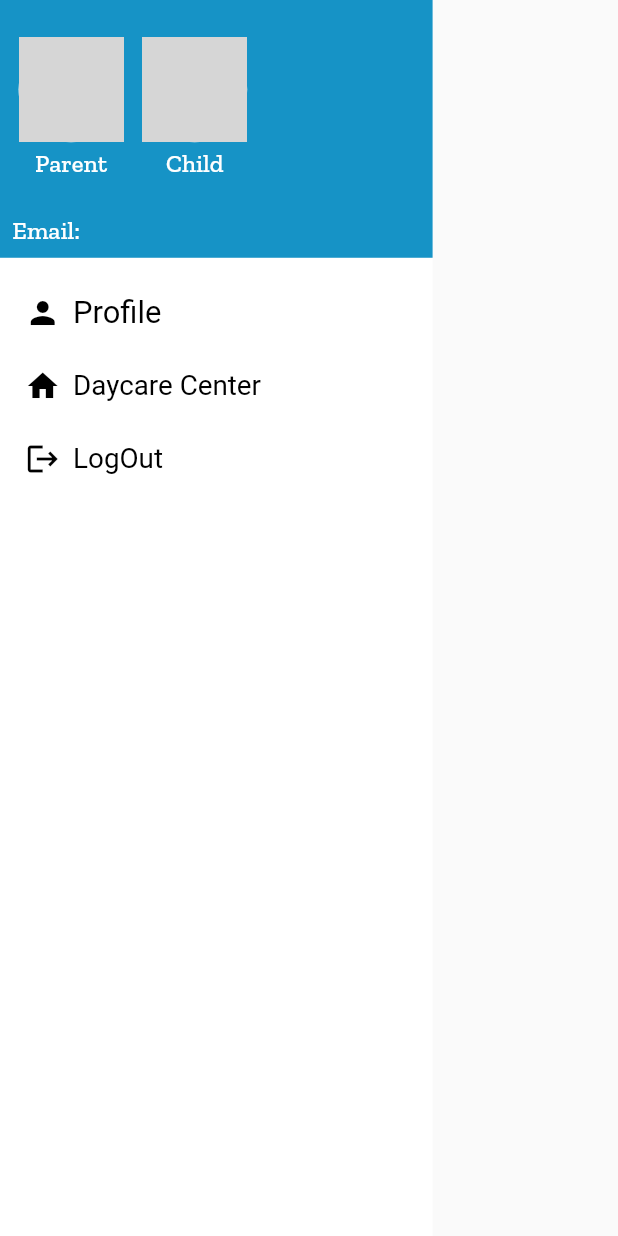
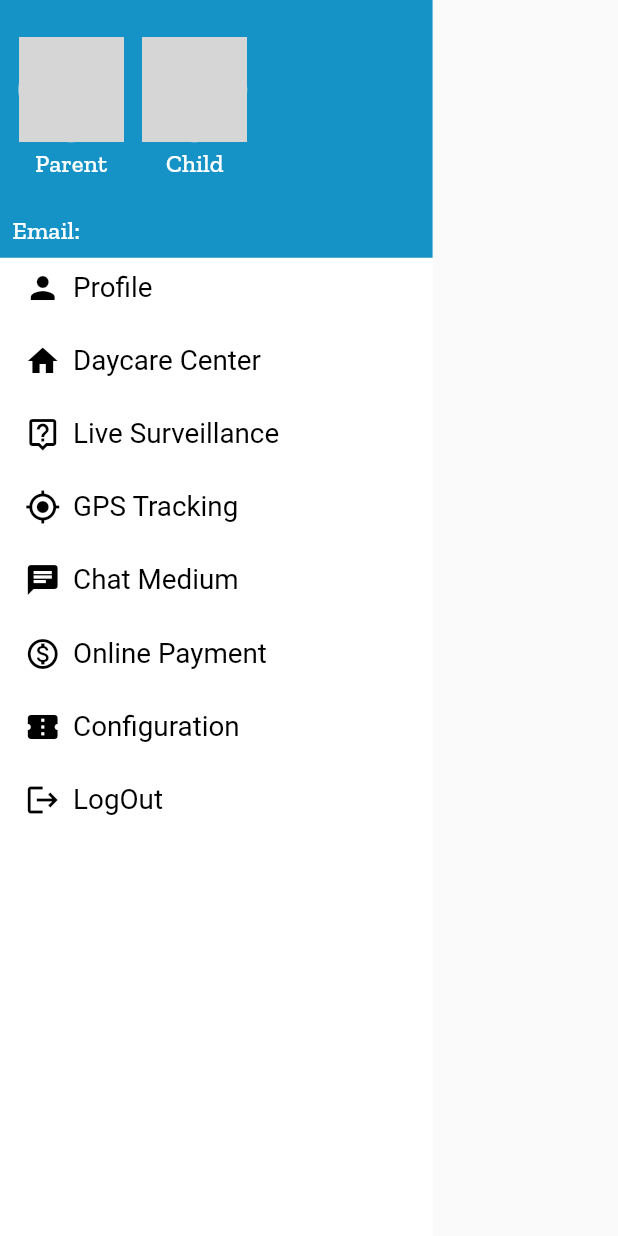
Before and after one commit to TalhaTiwana/Waddler, a Flutter app: the CustomDrawer widget shown alone on an empty page, opened directly, on a phone screen of 412 x 824 dp. Run offline on Flutter 3.47's test engine with Material 2 defaults, Android fonts, the phone set to English and light mode, and no system bars; our stand-ins replace animated_text_kit, cloud_firestore, email_validator, firebase_auth, firebase_core, firebase_storage and 6 more; missing offline and left inert: google_maps_place_picker, google_maps_webservice, google_place; accounts and stored records are empty; network calls fail; grey boxes are pictures that could not be loaded.

Commit message:
Skelton pages ready

```diff
--- /dev/null
+++ b/lib/Screens/Configuration/configuration.dart
@@ -0,0 +1,19 @@
+import 'package:flutter/material.dart';
+
+class Configuration extends StatefulWidget {
+  const Configuration({Key key}) : super(key: key);
+
+  @override
+  _ConfigurationState createState() => _ConfigurationState();
+}
+
+class _ConfigurationState extends State<Configuration> {
+  @override
+  Widget build(BuildContext context) {
+    return Container(
+      child: Center(
+        child: Text("Coming soon"),
+      ),
+    );
+  }
+}
--- a/lib/Screens/Home/Components/drawer.dart
+++ b/lib/Screens/Home/Components/drawer.dart
@@ -5,7 +5,11 @@ import 'package:google_fonts/google_fonts.dart';
 import 'package:toast/toast.dart';
 import 'package:waddler/Common/common_functions.dart';
 import 'package:waddler/Screens/Auth/login_screen.dart';
+import 'package:waddler/Screens/ChatMedium.dart';
 import 'package:waddler/Screens/FetchingDaycareCenters/Fetching_daycare_centers.dart';
+import 'package:waddler/Screens/GPSTracking/gps-tracking.dart';
+import 'package:waddler/Screens/LiveSurveillance/live_surveillance.dart';
+import 'package:waddler/Screens/OnlinePayment/online_payment.dart';
 import 'package:waddler/Screens/Profile/profile.dart';
 import 'package:waddler/Style/colors.dart';
 import 'package:firebase_storage/firebase_storage.dart' as firebase_storage;
@@ -118,61 +122,86 @@ class _CustomDrawerState extends State<CustomDrawer> {
              ],
            ),
          ),
-          InkWell(
+          drawerTile(
+            size: size,
             onTap: (){
               Navigator.pop(context);
               screenPush(context, Profile());
             },
-            child: Container(
-              margin: EdgeInsets.only(left: size.width*0.04,top: size.height*0.03,bottom: size.height*0.02),
-              child: Row(
-                children: [
-                  Icon(Icons.person,color: Colors.black,),
-                 SizedBox(
-                   width: size.width*0.02,
-                 ),
-                 Text("Profile",style: TextStyle(color: Colors.black,fontSize: size.width*0.05),),
-                ],
-              ),
-            ),
+           title: "Profile" ,
+            icon: Icons.person
           ),
 
-          InkWell(
+          drawerTile(
+              size: size,
               onTap: (){
                 Navigator.pop(context);
                 screenPush(context, FDC());
               },
-            child: Container(
-              margin: EdgeInsets.only(left: size.width*0.04,top: size.height*0.01,bottom: size.height*0.02),
-              child: Row(
-                children: [
-                  Icon(Icons.home,color: Colors.black,),
-                  SizedBox(
-                    width: size.width*0.02,
-                  ),
-                  Text("Daycare Center",style: TextStyle(color: Colors.black,fontSize: size.width*0.045),),
-                ],
-              ),
-            ),
+              title: "Daycare Center" ,
+              icon: Icons.home
           ),
 
-          InkWell(
+
+
+          drawerTile(
+              size: size,
+              onTap: (){
+                Navigator.pop(context);
+                screenPush(context, Surveillance());
+              },
+              title: "Live Surveillance" ,
+              icon: Icons.live_help_outlined
+          ),
+
+          drawerTile(
+              size: size,
+              onTap: (){
+                Navigator.pop(context);
+                screenPush(context, GPSTracking());
+              },
+              title: "GPS Tracking" ,
+              icon: Icons.gps_fixed
+          ),
+
+          drawerTile(
+              size: size,
+              onTap: (){
+
+              },
+              title: "Chat Medium" ,
+              icon: Icons.chat
+          ),
+
+          drawerTile(
+              size: size,
+              onTap: (){
+                Navigator.pop(context);
+                screenPush(context, OnlinePayment());
+              },
+              title: "Online Payment" ,
+              icon: Icons.monetization_on_outlined
+          ),
+
+          drawerTile(
+              size: size,
+              onTap: (){
+                Navigator.pop(context);
+                screenPush(context, OnlinePayment());
+              },
+              title: "Configuration" ,
+              icon: Icons.confirmation_num
+          ),
+
+          drawerTile(
+              size: size,
               onTap: (){
                 _showDialog(size,context);
               },
-            child: Container(
-              margin: EdgeInsets.only(left: size.width*0.04,top: size.height*0.01,bottom: size.height*0.02),
-              child: Row(
-                children: [
-                  Icon(Icons.logout,color: Colors.black,),
-                  SizedBox(
-                    width: size.width*0.02,
+              title: "LogOut" ,
+              icon: Icons.logout
           ),
-                  Text("LogOut",style: TextStyle(color: Colors.black,fontSize: size.width*0.045),),
-                ],
-              ),
-            ),
-          ),
+
         ],
       ),
     );
@@ -208,4 +237,21 @@ class _CustomDrawerState extends State<CustomDrawer> {
     );
   }
 
+  Widget drawerTile({Size size,IconData icon,String title,Function onTap}){
+    return        InkWell(
+      onTap: onTap,
+      child: Container(
+        margin: EdgeInsets.only(left: size.width*0.04,top: size.height*0.01,bottom: size.height*0.02),
+        child: Row(
+          children: [
+            Icon(icon,color: Colors.black,),
+            SizedBox(
+              width: size.width*0.02,
+            ),
+            Text("$title",style: TextStyle(color: Colors.black,fontSize: size.width*0.045),),
+          ],
+        ),
+      ),
+    );
   }
+}
--- /dev/null
+++ b/lib/Screens/LiveSurveillance/live_surveillance.dart
@@ -0,0 +1,19 @@
+import 'package:flutter/material.dart';
+
+class Surveillance extends StatefulWidget {
+  const Surveillance({Key key}) : super(key: key);
+
+  @override
+  _LiveSurveillianceState createState() => _LiveSurveillianceState();
+}
+
+class _LiveSurveillianceState extends State<Surveillance> {
+  @override
+  Widget build(BuildContext context) {
+    return Container(
+      child: Center(
+        child: Text("Coming soon"),
+      ),
+    );
+  }
+}
--- a/lib/Screens/SplashScreen/splash_screen.dart
+++ b/lib/Screens/SplashScreen/splash_screen.dart
@@ -86,7 +86,7 @@ class _SplashScreenState extends State<SplashScreen> {
           if (user == null) {
             screenPushRep(context, LoginScreen());
           } else {
-            screenPushRep(context, FDC());
+            screenPushRep(context, HomeScreen());
           }
         });
       });
```
Also changed, not shown: lib/Screens/ChatMedium.dart (added, +19 -0 lines), lib/Screens/GPSTracking/gps-tracking.dart (added, +19 -0 lines), lib/Screens/OnlinePayment/online_payment.dart (added, +19 -0 lines), lib/Screens/WeatherForcast/weather_forcast.dart (added, +19 -0 lines). Lines whose indentation alone changed are shown as unchanged.
